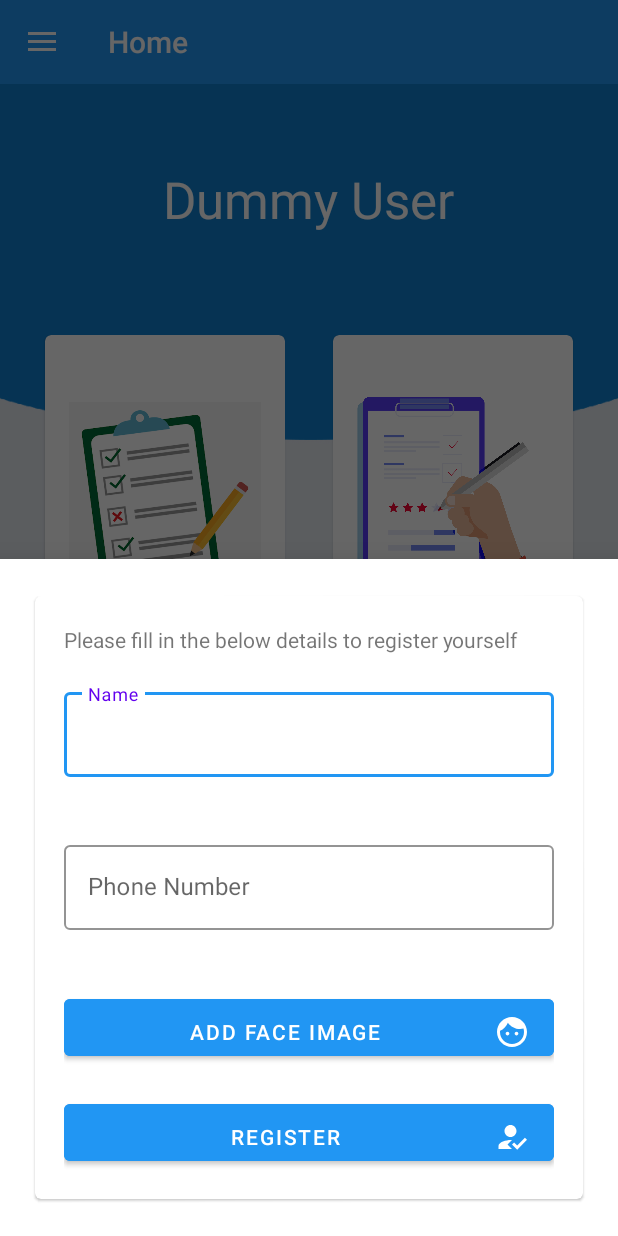
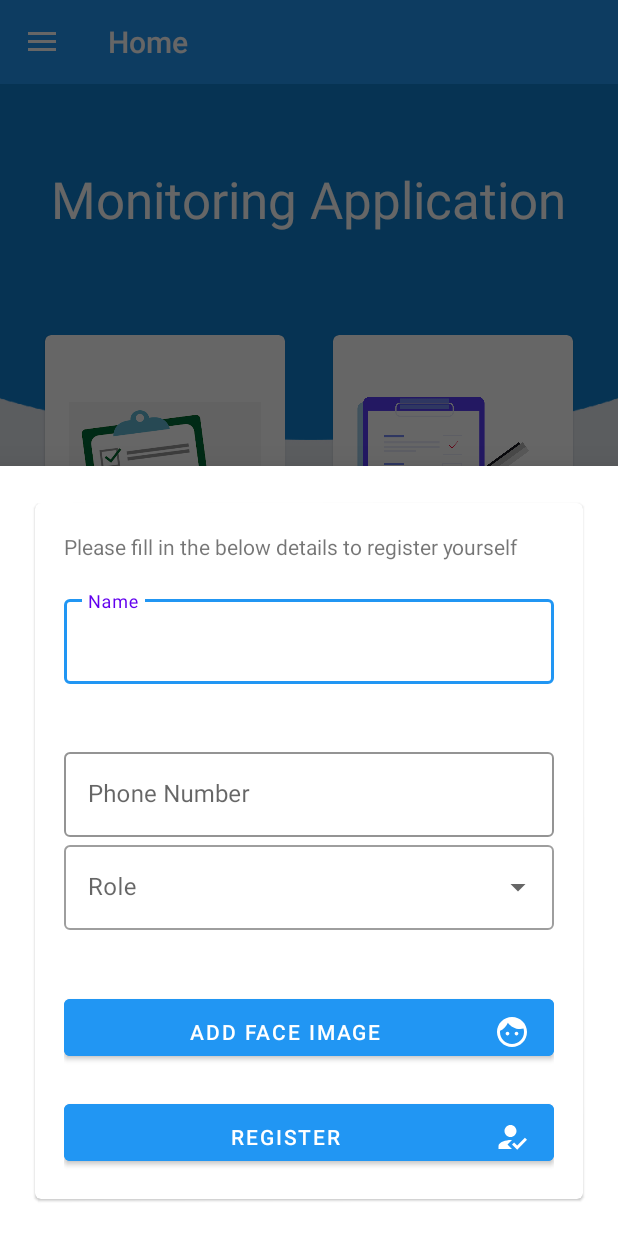
Before and after one commit to imajit/NC_CMRCET_KB185_DREAMERS_56667, an Android app: the fragment BottomSheetRegister placed in its activity, on a phone screen of 412 x 824 dp. Run offline under Robolectric (Android 15) with nearby library versions, the phone set to English and light mode, and no system bars; our stand-ins replace Firebase (no records; nobody signed in at launch, a user with empty details on screens opened directly), navigation-ui.

Commit message:
Minor UI bugs Fixed

```diff
--- a/AndroidApp/app/src/main/java/com/example/sih2020/classes/BottomSheetRegister.kt
+++ b/AndroidApp/app/src/main/java/com/example/sih2020/classes/BottomSheetRegister.kt
@@ -17,6 +17,7 @@ import android.util.Log
 import android.view.LayoutInflater
 import android.view.View
 import android.view.ViewGroup
+import android.widget.ArrayAdapter
 import android.widget.Toast
 import androidx.biometric.BiometricPrompt
 import androidx.core.content.ContextCompat
@@ -31,6 +32,8 @@ import com.google.firebase.database.DatabaseError
 import com.google.firebase.database.FirebaseDatabase
 import com.google.firebase.database.ValueEventListener
 import com.google.firebase.storage.FirebaseStorage
+import kotlinx.android.synthetic.main.bottomsheetregister.*
+import kotlinx.android.synthetic.main.fragment_feed_back.*
 import okhttp3.OkHttpClient
 import java.io.ByteArrayOutputStream
 import java.io.IOException
@@ -66,6 +69,17 @@ class BottomSheetRegister : BottomSheetDialogFragment(),View.OnClickListener {
         buttonImage = view.findViewById(R.id.ButtonImage)
         buttonImage.setOnClickListener(this)
         buttonRegister.setOnClickListener(this)
+
+
+        var role = arrayOf("Visiting Officer","Parent ","Others")
+        var adapter = ArrayAdapter(
+            requireContext(),
+            R.layout.support_simple_spinner_dropdown_item,
+            role
+        )
+        dropdownRole.threshold = 0;
+        dropdownRole.setAdapter(adapter)
+        dropdownRole.setOnFocusChangeListener { view, b -> if (b) dropdownRole.showDropDown() }
     }
 
     override fun onClick(v: View?) {
--- a/AndroidApp/app/src/main/java/com/example/sih2020/fragments/Homepage.kt
+++ b/AndroidApp/app/src/main/java/com/example/sih2020/fragments/Homepage.kt
@@ -54,7 +54,6 @@ class Homepage : Fragment(), View.OnClickListener {
         view.findViewById<MaterialCardView>(R.id.cardview_oldsurvey).setOnClickListener(this)
         view.findViewById<MaterialCardView>(R.id.seePreviousSurvey).setOnClickListener(this)
         view.findViewById<MaterialCardView>(R.id.RegisterUser).setOnClickListener(this)
-        view.findViewById<TextView>(R.id.textGrid).setOnClickListener(this)
 
 
         /***
@@ -124,9 +123,9 @@ class Homepage : Fragment(), View.OnClickListener {
 
             }
 
-            R.id.seePreviousSurvey -> navController!!.navigate(R.id.homeToQuestionList)
+            R.id.seePreviousSurvey -> navController!!.navigate(R.id.Test)
 
-            R.id.textGrid -> navController!!.navigate(R.id.HomeToMCQ)
+
 
 
         }
--- a/AndroidApp/app/src/main/res/layout/bottomsheetregister.xml
+++ b/AndroidApp/app/src/main/res/layout/bottomsheetregister.xml
@@ -77,6 +77,21 @@
 
             </com.google.android.material.textfield.TextInputLayout>
 
+
+
+            <com.google.android.material.textfield.TextInputLayout
+                android:layout_width="match_parent"
+                android:layout_height="wrap_content"
+                android:hint="Role"
+                style="@style/Widget.MaterialComponents.TextInputLayout.OutlinedBox.ExposedDropdownMenu"                    >
+
+                <AutoCompleteTextView
+                    android:layout_width="match_parent"
+                    android:layout_height="wrap_content"
+                    android:id="@+id/dropdownRole"
+                    android:inputType="none"/>
+            </com.google.android.material.textfield.TextInputLayout>
+
             <LinearLayout
                 android:layout_width="match_parent"
                 android:layout_height="wrap_content"
@@ -108,6 +123,8 @@
                 android:visibility="visible" />
 
 
+
+
         </LinearLayout>
 
 
--- a/AndroidApp/app/src/main/res/layout/fragment_homepage.xml
+++ b/AndroidApp/app/src/main/res/layout/fragment_homepage.xml
@@ -21,7 +21,7 @@
 
             <TextView
                 android:id="@+id/textGrid"
-                android:text="Dummy User"
+                android:text="Monitoring Application"
                 android:textSize="34sp"
                 android:textColor="@android:color/white"
                 android:layout_centerInParent="true"
@@ -159,7 +159,7 @@
                     <TextView
                         android:layout_width="wrap_content"
                         android:layout_height="wrap_content"
-                        android:text="See previous Surveys"
+                        android:text="See Questions Category"
                         android:textAlignment="center"
                         android:textColor="@android:color/black"
                         android:textSize="18sp"
--- a/AndroidApp/app/src/main/res/navigation/nav_graph.xml
+++ b/AndroidApp/app/src/main/res/navigation/nav_graph.xml
@@ -61,11 +61,7 @@
         android:id="@+id/questionnaireCategoryFragment"
         android:name="com.example.sih2020.fragments.QuestionnaireCategoryFragment"
         android:label="Question Category"
-        tools:layout="@layout/fragment_questionnaire_category" >
-        <action
-            android:id="@+id/CategoryToQuestions"
-            app:destination="@id/questionnaireFragment" />
-    </fragment>
+        tools:layout="@layout/fragment_questionnaire_category" />
     <fragment
         android:id="@+id/MCQAnswerFragment"
         android:name="com.example.sih2020.fragments.MCQAnswerFragment"
```
Also changed, not shown: AndroidApp/app/src/main/java/com/example/sih2020/fragments/QuestionnaireCategoryFragment.kt (+1 -43 lines).
